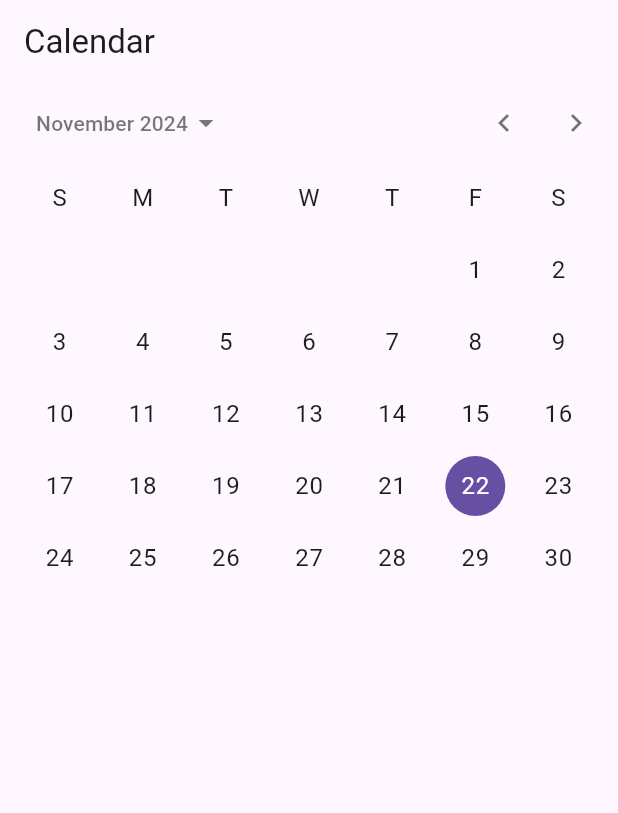
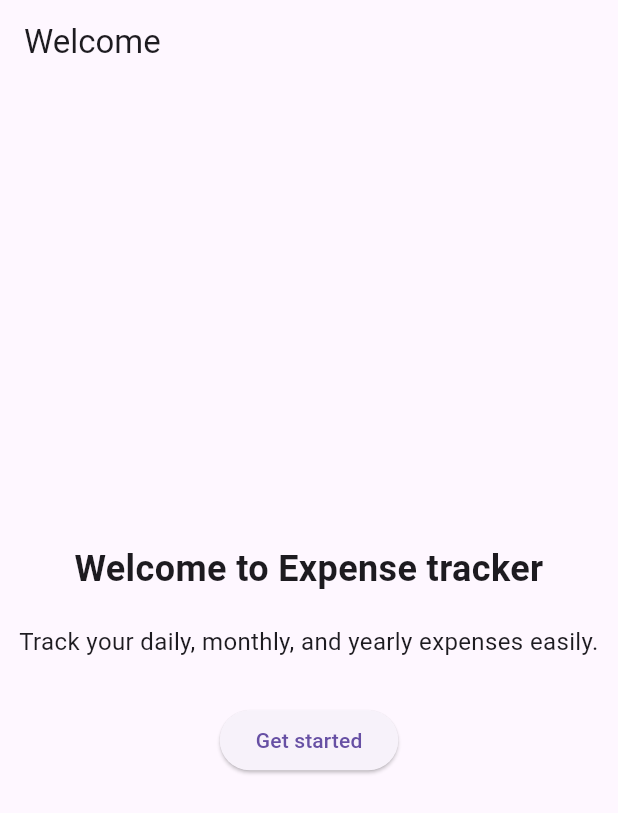
Before and after one commit to aminLuis/expense_record, a Flutter app: the screen it shows after launch, on a phone screen of 412 x 824 dp. Shown: the top 813 px of the screen. Run offline on Flutter 3.47's test engine with Material 3 defaults, Android fonts, the phone set to English and light mode, and no system bars.

Commit message:
Add Welcome screen

```diff
--- a/lib/main.dart
+++ b/lib/main.dart
@@ -1,4 +1,5 @@
 import 'package:expense_record/screens/calendar_screen.dart';
+import 'package:expense_record/screens/welcome_screen.dart';
 import 'package:flutter/material.dart';
 
 void main() {
@@ -12,7 +13,7 @@
     return MaterialApp(
       title: 'Expense tracker',
       theme: ThemeData(primarySwatch: Colors.green),
-      home: CalendarScreen(),
+      home: WelcomeScreen(),
     );
   }
 }
--- /dev/null
+++ b/lib/screens/welcome_screen.dart
@@ -0,0 +1,43 @@
+import 'package:expense_record/screens/calendar_screen.dart';
+import 'package:expense_record/widgets/calendar_widget.dart';
+import 'package:flutter/material.dart';
+
+class WelcomeScreen extends StatelessWidget {
+  @override
+  Widget build(BuildContext context) {
+    return Scaffold(
+      appBar: AppBar(title: Text('Welcome')),
+      body: Center(
+        child: Column(
+          mainAxisAlignment: MainAxisAlignment.center,
+          children: [
+            Text(
+              'Welcome to Expense tracker',
+              style: TextStyle(
+                fontSize: 24,
+                fontWeight: FontWeight.bold
+                ),
+                textAlign: TextAlign.center,
+            ),
+            SizedBox(height: 20),
+            Text(
+              'Track your daily, monthly, and yearly expenses easily.',
+              style: TextStyle(fontSize: 16),
+              textAlign: TextAlign.center,
+            ),
+            SizedBox(height: 30),
+            ElevatedButton(
+              onPressed: () {
+                Navigator.pushReplacement(
+                  context,
+                  MaterialPageRoute(builder: (context) => CalendarScreen()),
+                );
+              },
+              child: Text('Get started'),
+            ),
+          ],
+        ),
+      ),
+    );
+  }
+}
```
